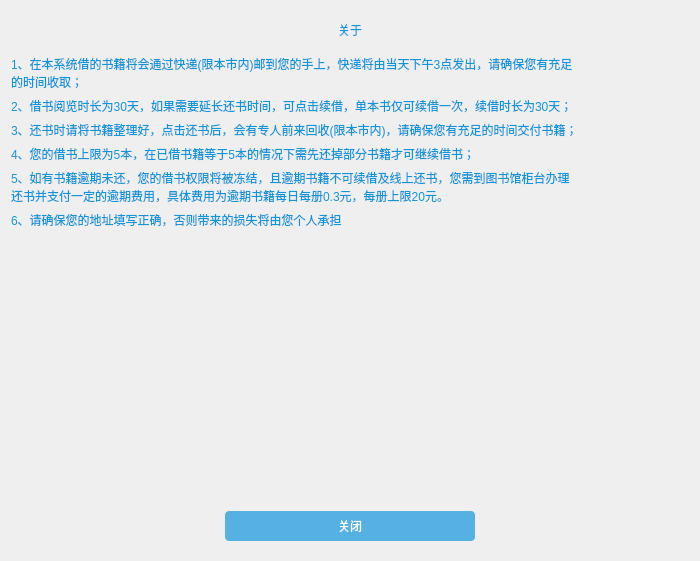
First picture: the form in LibraryManager/about.ui, repository xuanlog/LibraryManager, before the edit.
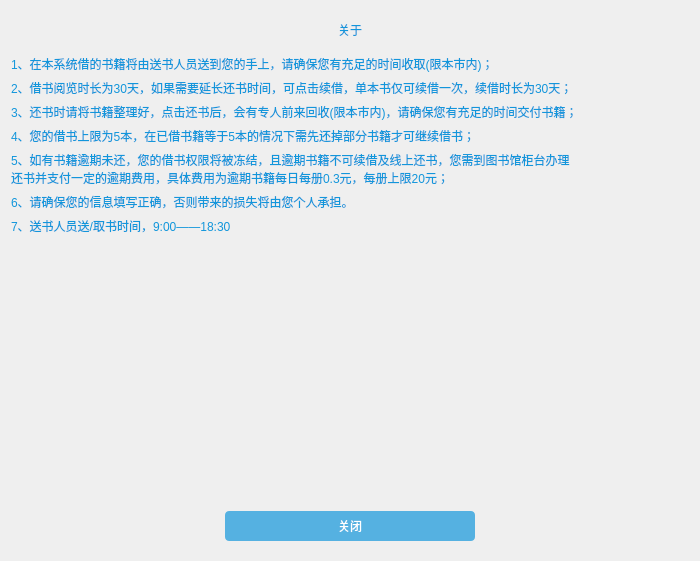
Second picture: the form after the edit.

Commit message: 完善信息功能

Diff of the .ui file:
```diff
--- a/LibraryManager/about.ui
+++ b/LibraryManager/about.ui
@@ -90,8 +90,7 @@
    <item>
     <widget class="QLabel" name="label_2">
      <property name="text">
-      <string>1、在本系统借的书籍将会通过快递(限本市内)邮到您的手上，快递将由当天下午3点发出，请确保您有充足
-的时间收取；</string>
+      <string>1、在本系统借的书籍将由送书人员送到您的手上，请确保您有充足的时间收取(限本市内)；</string>
      </property>
     </widget>
    </item>
@@ -120,14 +119,21 @@
     <widget class="QLabel" name="label_6">
      <property name="text">
       <string>5、如有书籍逾期未还，您的借书权限将被冻结，且逾期书籍不可续借及线上还书，您需到图书馆柜台办理
-还书并支付一定的逾期费用，具体费用为逾期书籍每日每册0.3元，每册上限20元。</string>
+还书并支付一定的逾期费用，具体费用为逾期书籍每日每册0.3元，每册上限20元；</string>
      </property>
     </widget>
    </item>
    <item>
     <widget class="QLabel" name="label_7">
      <property name="text">
-      <string>6、请确保您的地址填写正确，否则带来的损失将由您个人承担</string>
+      <string>6、请确保您的信息填写正确，否则带来的损失将由您个人承担。</string>
+     </property>
+    </widget>
+   </item>
+   <item>
+    <widget class="QLabel" name="label_8">
+     <property name="text">
+      <string>7、送书人员送/取书时间，9:00——18:30</string>
      </property>
     </widget>
    </item>
```
The commit also changes 21 other files.
